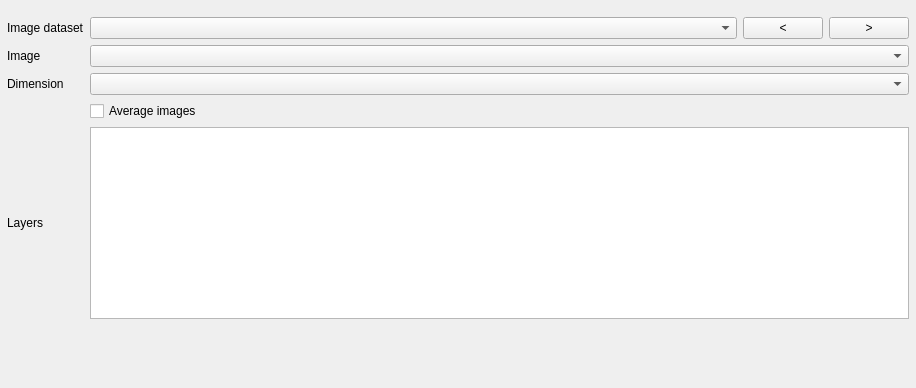
Before: the Qt Designer form src/SettingsWidget.ui in ManiVaultStudio/ImageViewerPlugin, drawn with Qt 5.
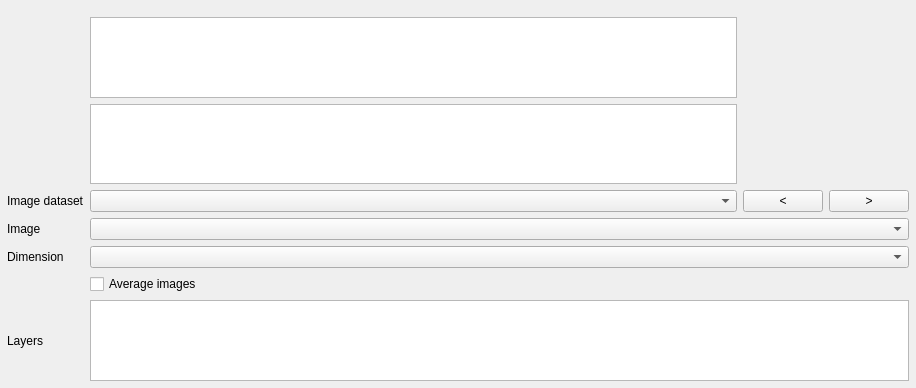
After: the same form once the commit is applied.

```diff
--- a/src/SettingsWidget.ui
+++ b/src/SettingsWidget.ui
@@ -37,7 +37,7 @@
      <property name="topMargin">
       <number>10</number>
      </property>
-     <item row="0" column="1">
+     <item row="2" column="1">
       <widget class="QComboBox" name="datasetsComboBox">
        <property name="sizePolicy">
         <sizepolicy hsizetype="Preferred" vsizetype="Fixed">
@@ -47,63 +47,73 @@
        </property>
       </widget>
      </item>
-     <item row="2" column="1" colspan="3">
+     <item row="4" column="1" colspan="3">
       <widget class="QComboBox" name="currentDimensionComboBox"/>
      </item>
-     <item row="0" column="2">
+     <item row="2" column="2">
       <widget class="QPushButton" name="previousPushButton">
        <property name="text">
         <string>&lt;</string>
        </property>
       </widget>
      </item>
-     <item row="0" column="3">
+     <item row="0" column="1">
+      <widget class="QListView" name="datasetsListView">
+       <property name="selectionBehavior">
+        <enum>QAbstractItemView::SelectRows</enum>
+       </property>
+      </widget>
+     </item>
+     <item row="6" column="1" colspan="3">
+      <widget class="QTableView" name="layersTableView"/>
+     </item>
+     <item row="2" column="3">
       <widget class="QPushButton" name="nextPushButton">
        <property name="text">
         <string>&gt;</string>
        </property>
       </widget>
      </item>
-     <item row="1" column="0">
-      <widget class="QLabel" name="imageLabel">
+     <item row="3" column="0">
+      <widget class="QLabel" name="currentImageLabel">
        <property name="text">
         <string>Image</string>
        </property>
       </widget>
      </item>
-     <item row="2" column="0">
-      <widget class="QLabel" name="dimensionLabel">
+     <item row="5" column="1" colspan="3">
+      <widget class="QCheckBox" name="averageImagesCheckBox">
+       <property name="text">
+        <string>Average images</string>
+       </property>
+      </widget>
+     </item>
+     <item row="4" column="0">
+      <widget class="QLabel" name="currentDimensionLabel">
        <property name="text">
         <string>Dimension</string>
        </property>
       </widget>
      </item>
-     <item row="1" column="1" colspan="3">
+     <item row="3" column="1" colspan="3">
       <widget class="QComboBox" name="currentImageComboBox"/>
      </item>
-     <item row="0" column="0">
+     <item row="2" column="0">
       <widget class="QLabel" name="imageDatasetLabel">
        <property name="text">
         <string>Image dataset</string>
        </property>
       </widget>
      </item>
-     <item row="4" column="0">
+     <item row="6" column="0">
       <widget class="QLabel" name="layersLabel">
        <property name="text">
         <string>Layers</string>
        </property>
       </widget>
      </item>
-     <item row="4" column="1" colspan="3">
-      <widget class="QTableView" name="layersTableView"/>
-     </item>
-     <item row="3" column="1" colspan="3">
-      <widget class="QCheckBox" name="averageImagesCheckBox">
-       <property name="text">
-        <string>Average images</string>
-       </property>
-      </widget>
+     <item row="1" column="1">
+      <widget class="QTreeView" name="datasetsTreeView"/>
      </item>
     </layout>
    </item>
```
